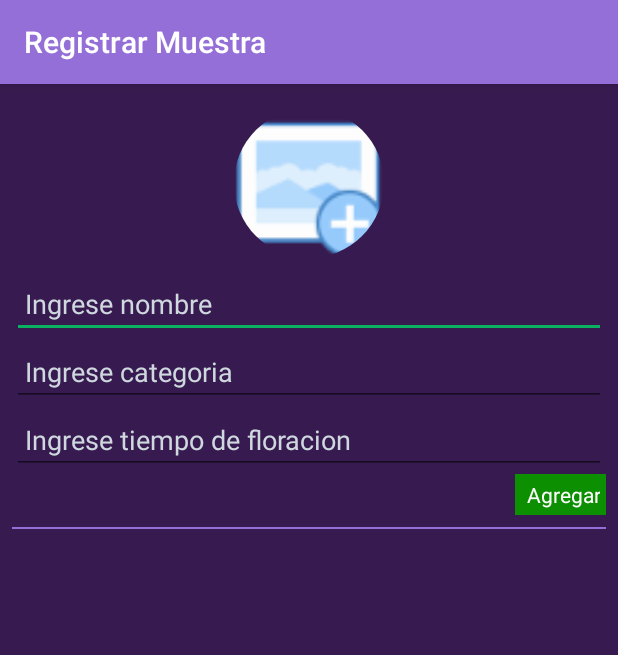
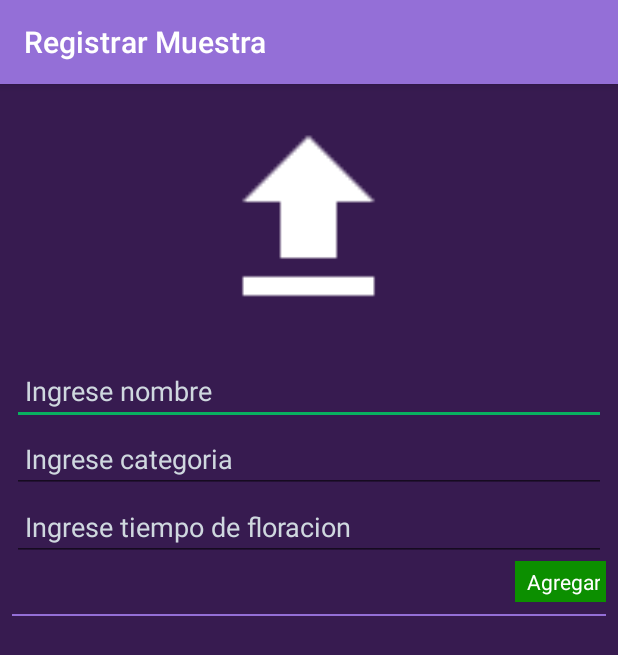
Before and after one commit to serislook/WeedLook1, an Android app: the AddSampleFragment screen opened directly, with no data from a screen before it, after a tap on "Agregar", on a phone screen of 412 x 824 dp. Shown: the top 655 px of the screen. Run offline under Robolectric (Android 15) with nearby library versions, the phone set to English and light mode, and no system bars; our stand-ins replace Firebase (no records; nobody signed in at launch, a user with empty details on screens opened directly), Picasso; libraries missing offline, so code that uses them is left out: com.frosquivel.magicalcamera, com.github.siyamed.shapeimageview; plain views replace RoundedImageView; 4 statements that could not run were skipped.

Commit message:
commit cambiando imagen de agregar sample.

```diff
--- a/app/src/main/java/com/skyweednet/weedlook/views/main/AddSampleFragment.java
+++ b/app/src/main/java/com/skyweednet/weedlook/views/main/AddSampleFragment.java
@@ -102,7 +102,7 @@ public class AddSampleFragment extends Fragment {
 
                 final CurrentUser currentUser = new CurrentUser();
                 //TODO porqué más diagonal
-                String email = new EmailProcessor().sanitizedEmail(currentUser.email() + "/");
+                String email = new EmailProcessor().sanitizedEmail(currentUser.email());
 
                 if (!nameTx.isEmpty() && !categoryTx.isEmpty() && !floweringTx.isEmpty() && !pathurl.isEmpty()) {
 
@@ -176,7 +176,7 @@ public class AddSampleFragment extends Fragment {
     }
 
     private void setPhoto(String url) {
-        Picasso.with(getContext()).load(url).centerCrop().fit().into(imagesample);
+        Picasso.with(getContext()).load(url).centerCrop().fit().resize(800,600).into(imagesample);
     }
 
     public void toFirebasePathSample(String path) {
--- a/app/src/main/res/layout/fragment_add_sample.xml
+++ b/app/src/main/res/layout/fragment_add_sample.xml
@@ -11,18 +11,18 @@
         android:layout_marginTop="8dp"
         android:layout_centerHorizontal="true"
         android:id="@+id/imagesample"
-        android:layout_width="100dp"
-        android:layout_height="100dp"
-        android:scaleType="centerCrop"
-        android:src="@drawable/icons8_add_image_80"
-        app:siRadius="1dp"
+        android:layout_width="150dp"
+        android:layout_height="150dp"
+        android:scaleType="fitCenter"
+        android:src="@drawable/ic_file_upload_white_48dp"
+        app:siRadius="10dp"
         app:siBorderWidth="1dp"
         app:siBorderColor="@color/colorPrimary"
         app:siSquare="true"/>
 
     <EditText
         android:inputType="text"
-        android:layout_marginTop="8dp"
+        android:layout_marginTop="16dp"
         android:id="@+id/nameEt"
         android:layout_width="match_parent"
         android:layout_height="wrap_content"
```
Also changed, not shown: app/src/main/res/drawable-hdpi/ic_file_upload_white_48dp.png (added), app/src/main/res/drawable-mdpi/ic_file_upload_white_48dp.png (added), app/src/main/res/drawable-xhdpi/ic_file_upload_white_48dp.png (added), app/src/main/res/drawable-xxhdpi/ic_file_upload_white_48dp.png (added), app/src/main/res/drawable-xxxhdpi/ic_file_upload_white_48dp.png (added).
